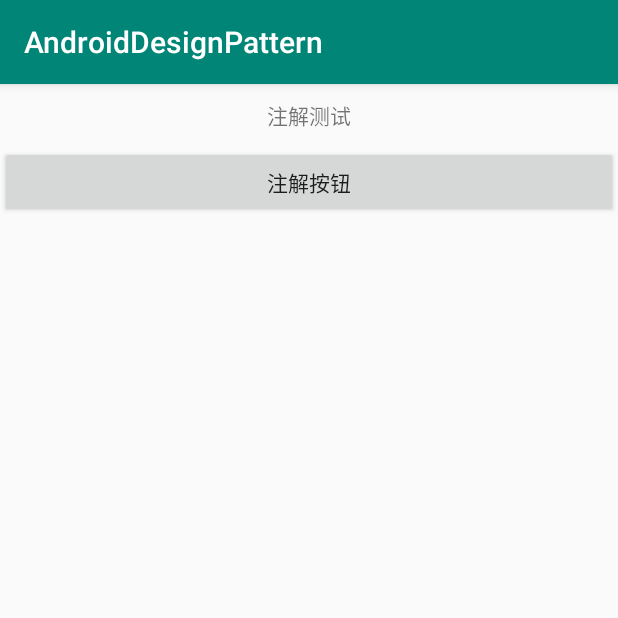
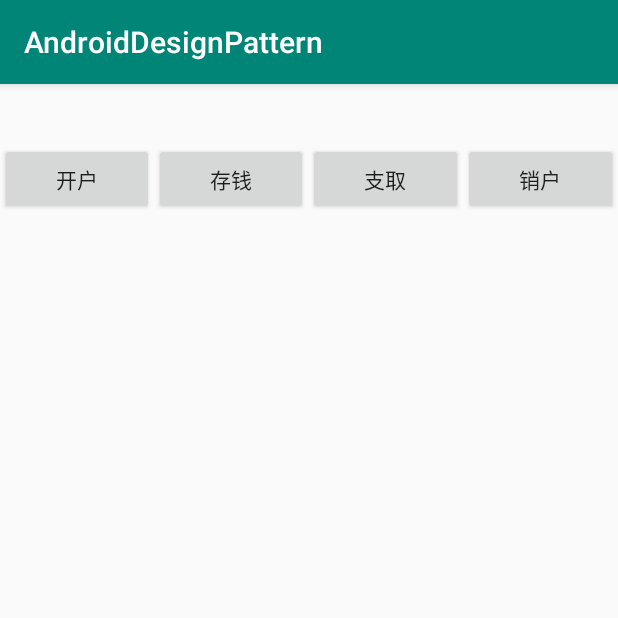
Before and after one commit to BlendGitAndroid/AndroidDesignPattern, an Android app: the screen it shows after launch (AnnotationActivity before the commit, BankActivity after it), after a tap on an icon or button, on a phone screen of 412 x 824 dp, the top half of it. Run offline under Robolectric (Android 15) with nearby library versions, the phone set to English and light mode, and no system bars; 1 statement that could not run was skipped.

Commit message:
增加跨进程通信AIDL实例

```diff
--- a/app/build.gradle
+++ b/app/build.gradle
@@ -20,6 +20,11 @@ android {
     dataBinding {
         enabled = true
     }
+
+    compileOptions {
+        sourceCompatibility JavaVersion.VERSION_1_8
+        targetCompatibility JavaVersion.VERSION_1_8
+    }
 }
 
 dependencies {
--- a/app/src/main/AndroidManifest.xml
+++ b/app/src/main/AndroidManifest.xml
@@ -13,6 +13,7 @@
         android:theme="@style/AppTheme">
         <activity android:name=".o_visitor.butterknife.DemoActivity"></activity>
         <activity android:name=".l_memento.Demo2.NodeMainActivity" />
+        <activity android:name=".q_proxy.Binder.BankActivity" />
         <activity android:name=".MainActivity">
             <intent-filter>
                 <action android:name="android.intent.action.MAIN" />
@@ -22,6 +23,10 @@
         </activity>
         <activity android:name=".x_mvp.ActiclesActivity" />
         <activity android:name=".o_visitor.aa_annotation.AnnotationActivity" />
+
+        <service
+            android:name=".q_proxy.Binder.BankService"
+            android:process="com.xuhai.androiddesignpattern.q_proxy.Binder.BankService"></service>
     </application>
 
 </manifest>
--- a/app/src/main/java/com/xuhai/androiddesignpattern/MainActivity.java
+++ b/app/src/main/java/com/xuhai/androiddesignpattern/MainActivity.java
@@ -9,6 +9,7 @@ import android.widget.Toast;
 import androidx.appcompat.app.AppCompatActivity;
 
 import com.xuhai.androiddesignpattern.o_visitor.aa_annotation.AnnotationActivity;
+import com.xuhai.androiddesignpattern.q_proxy.Binder.BankActivity;
 import com.xuhai.androiddesignpattern.s_adapter.CircleMenuLayout;
 
 public class MainActivity extends AppCompatActivity {
@@ -59,7 +60,7 @@ public class MainActivity extends AppCompatActivity {
                 Toast.makeText(MainActivity.this,
                         "you can do something just like ccb  ",
                         Toast.LENGTH_SHORT).show();
-                startActivity(new Intent(MainActivity.this, AnnotationActivity.class));
+                startActivity(new Intent(MainActivity.this, BankActivity.class));
             }
         });
 
--- a/app/src/main/java/com/xuhai/androiddesignpattern/o_visitor/aa_annotation/AnnotationActivity.java
+++ b/app/src/main/java/com/xuhai/androiddesignpattern/o_visitor/aa_annotation/AnnotationActivity.java
@@ -9,8 +9,6 @@ import androidx.annotation.Nullable;
 import androidx.appcompat.app.AppCompatActivity;
 
 import com.xuhai.androiddesignpattern.R;
-
-import java.lang.reflect.Field;
 
 public class AnnotationActivity extends AppCompatActivity {
 
@@ -24,7 +22,7 @@ public class AnnotationActivity extends AppCompatActivity {
     protected void onCreate(@Nullable Bundle savedInstanceState) {
         super.onCreate(savedInstanceState);
         setContentView(R.layout.annotation_layout);
-        getAllAnnotationView();
+        AnnotationUtil.getAllAnnotationView(this);
         mButton.setOnClickListener(new View.OnClickListener() {
             @Override
             public void onClick(View v) {
@@ -33,20 +31,4 @@ public class AnnotationActivity extends AppCompatActivity {
         });
     }
 
-    private void getAllAnnotationView() {
-        Field[] fields = this.getClass().getDeclaredFields();
-        for (Field field : fields) {
-            if (field.getAnnotations() != null) {
-                if (field.isAnnotationPresent(GetViewTo.class)) {
-                    field.setAccessible(true);
-                    GetViewTo getViewTo = field.getAnnotation(GetViewTo.class);
-                    try {
-                        field.set(this, findViewById(getViewTo.value()));
-                    } catch (IllegalAccessException e) {
-                        e.printStackTrace();
-                    }
-                }
-            }
-        }
-    }
 }
--- /dev/null
+++ b/app/src/main/java/com/xuhai/androiddesignpattern/o_visitor/aa_annotation/AnnotationUtil.java
@@ -0,0 +1,26 @@
+package com.xuhai.androiddesignpattern.o_visitor.aa_annotation;
+
+import android.app.Activity;
+
+import java.lang.reflect.Field;
+
+public class AnnotationUtil {
+
+    public static void getAllAnnotationView(Activity activity) {
+        Field[] fields = activity.getClass().getDeclaredFields();
+        for (Field field : fields) {
+            if (field.getAnnotations() != null) {
+                if (field.isAnnotationPresent(GetViewTo.class)) {
+                    field.setAccessible(true);
+                    GetViewTo getViewTo = field.getAnnotation(GetViewTo.class);
+                    try {
+                        field.set(activity, activity.findViewById(getViewTo.value()));
+                    } catch (IllegalAccessException e) {
+                        e.printStackTrace();
+                    }
+                }
+            }
+        }
+    }
+
+}
--- /dev/null
+++ b/app/src/main/java/com/xuhai/androiddesignpattern/q_proxy/Binder/BankActivity.java
@@ -0,0 +1,111 @@
+package com.xuhai.androiddesignpattern.q_proxy.Binder;
+
+import android.content.ComponentName;
+import android.content.Intent;
+import android.content.ServiceConnection;
+import android.os.Bundle;
+import android.os.IBinder;
+import android.os.RemoteException;
+import android.view.View;
+import android.widget.Button;
+import android.widget.TextView;
+
+import androidx.annotation.Nullable;
+import androidx.appcompat.app.AppCompatActivity;
+
+import com.xuhai.androiddesignpattern.IBankAIDL;
+import com.xuhai.androiddesignpattern.R;
+import com.xuhai.androiddesignpattern.o_visitor.aa_annotation.AnnotationUtil;
+import com.xuhai.androiddesignpattern.o_visitor.aa_annotation.GetViewTo;
+
+
+public class BankActivity extends AppCompatActivity {
+
+    @GetViewTo(R.id.aidlTv)
+    private TextView aidlTv;
+
+    @GetViewTo(R.id.openAccountBtn)
+    private Button openAccountBtn;
+
+    @GetViewTo(R.id.saveMoneyBtn)
+    private Button saveMoneyBtn;
+
+    @GetViewTo(R.id.takeMoneyBtn)
+    private Button takeMoneyBtn;
+
+    @GetViewTo(R.id.closeCountBtn)
+    private Button closeCountBtn;
+
+    private IBankAIDL mBankAIDL;
+
+
+    @Override
+    protected void onCreate(@Nullable Bundle savedInstanceState) {
+        super.onCreate(savedInstanceState);
+        setContentView(R.layout.aidl_layout);
+        AnnotationUtil.getAllAnnotationView(this);
+        bindService(new Intent(this, BankService.class), conn, BIND_AUTO_CREATE);
+
+        openAccountBtn.setOnClickListener(new View.OnClickListener() {
+            @Override
+            public void onClick(View v) {
+                try {
+                    aidlTv.setText(mBankAIDL.openAccount("XuHai", "123456"));
+                } catch (RemoteException e) {
+                    e.printStackTrace();
+                }
+            }
+        });
+
+        saveMoneyBtn.setOnClickListener(new View.OnClickListener() {
+            @Override
+            public void onClick(View v) {
+                try {
+                    aidlTv.setText(mBankAIDL.saveMoney(1000, "abc123"));
+                } catch (RemoteException e) {
+                    e.printStackTrace();
+                }
+            }
+        });
+
+        takeMoneyBtn.setOnClickListener(new View.OnClickListener() {
+            @Override
+            public void onClick(View v) {
+                try {
+                    aidlTv.setText(mBankAIDL.takeMoney(1000, "abc123", "123456"));
+                } catch (RemoteException e) {
+                    e.printStackTrace();
+                }
+            }
+        });
+
+        closeCountBtn.setOnClickListener(new View.OnClickListener() {
+            @Override
+            public void onClick(View v) {
+                try {
+                    aidlTv.setText(mBankAIDL.closeCount("abc123", "123456"));
+                } catch (RemoteException e) {
+                    e.printStackTrace();
+                }
+            }
+        });
+    }
+
+    private ServiceConnection conn = new ServiceConnection() {
+        @Override
+        public void onServiceConnected(ComponentName name, IBinder service) {
+            mBankAIDL = IBankAIDL.Stub.asInterface(service);
+        }
+
+        @Override
+        public void onServiceDisconnected(ComponentName name) {
+
+        }
+    };
+
+    @Override
+    protected void onDestroy() {
+        super.onDestroy();
+        unbindService(conn);
+    }
+}
--- a/app/src/main/java/com/xuhai/androiddesignpattern/q_proxy/DynamicProxy.java
+++ b/app/src/main/java/com/xuhai/androiddesignpattern/q_proxy/demo/DynamicProxy.java
@@ -1,4 +1,4 @@
-package com.xuhai.androiddesignpattern.q_proxy;
+package com.xuhai.androiddesignpattern.q_proxy.demo;
 
 import java.lang.reflect.InvocationHandler;
 import java.lang.reflect.Method;
--- a/app/src/main/java/com/xuhai/androiddesignpattern/q_proxy/Farm.java
+++ b/app/src/main/java/com/xuhai/androiddesignpattern/q_proxy/demo/Farm.java
@@ -1,4 +1,4 @@
-package com.xuhai.androiddesignpattern.q_proxy;
+package com.xuhai.androiddesignpattern.q_proxy.demo;
 
 public class Farm implements ILawsuit {
     @Override
--- a/app/src/main/java/com/xuhai/androiddesignpattern/q_proxy/ILawsuit.java
+++ b/app/src/main/java/com/xuhai/androiddesignpattern/q_proxy/demo/ILawsuit.java
@@ -1,4 +1,4 @@
-package com.xuhai.androiddesignpattern.q_proxy;
+package com.xuhai.androiddesignpattern.q_proxy.demo;
 
 public interface ILawsuit {
 
--- a/app/src/main/java/com/xuhai/androiddesignpattern/q_proxy/Lawyer.java
+++ b/app/src/main/java/com/xuhai/androiddesignpattern/q_proxy/demo/Lawyer.java
@@ -1,4 +1,4 @@
-package com.xuhai.androiddesignpattern.q_proxy;
+package com.xuhai.androiddesignpattern.q_proxy.demo;
 
 public class Lawyer implements ILawsuit {
 
--- a/app/src/main/java/com/xuhai/androiddesignpattern/q_proxy/ProxyClient.java
+++ b/app/src/main/java/com/xuhai/androiddesignpattern/q_proxy/demo/ProxyClient.java
@@ -1,4 +1,4 @@
-package com.xuhai.androiddesignpattern.q_proxy;
+package com.xuhai.androiddesignpattern.q_proxy.demo;
 
 import java.lang.reflect.Proxy;
 
--- /dev/null
+++ b/app/src/main/res/layout/aidl_layout.xml
@@ -0,0 +1,48 @@
+<?xml version="1.0" encoding="utf-8"?>
+<LinearLayout xmlns:android="http://schemas.android.com/apk/res/android"
+    xmlns:tools="http://schemas.android.com/tools"
+    android:layout_width="match_parent"
+    android:layout_height="match_parent"
+    android:orientation="vertical">
+
+    <TextView
+        android:id="@+id/aidlTv"
+        android:layout_width="match_parent"
+        android:layout_height="wrap_content"
+        android:gravity="center"
+        android:padding="10dp"
+        tools:text="开户成功" />
+
+    <LinearLayout
+        android:layout_width="match_parent"
+        android:layout_height="wrap_content">
+
+        <Button
+            android:id="@+id/openAccountBtn"
+            android:layout_width="0dp"
+            android:layout_height="wrap_content"
+            android:layout_weight="1"
+            android:text="开户" />
+
+        <Button
+            android:id="@+id/saveMoneyBtn"
+            android:layout_width="0dp"
+            android:layout_height="wrap_content"
+            android:layout_weight="1"
+            android:text="存钱" />
+
+        <Button
+            android:id="@+id/takeMoneyBtn"
+            android:layout_width="0dp"
+            android:layout_height="wrap_content"
+            android:layout_weight="1"
+            android:text="支取" />
+
+        <Button
+            android:id="@+id/closeCountBtn"
+            android:layout_width="0dp"
+            android:layout_height="wrap_content"
+            android:layout_weight="1"
+            android:text="销户" />
+    </LinearLayout>
+</LinearLayout>
```
Also changed, not shown: app/src/main/java/com/xuhai/androiddesignpattern/q_proxy/Binder/BankBinder.java (added, +31 -0 lines), app/src/main/java/com/xuhai/androiddesignpattern/q_proxy/Binder/BankService.java (added, +16 -0 lines), app/src/main/java/com/xuhai/androiddesignpattern/q_proxy/Binder/IBank.java (added, +42 -0 lines), app/src/main/aidl/com/xuhai/androiddesignpattern/IBankAIDL.aidl (added).
